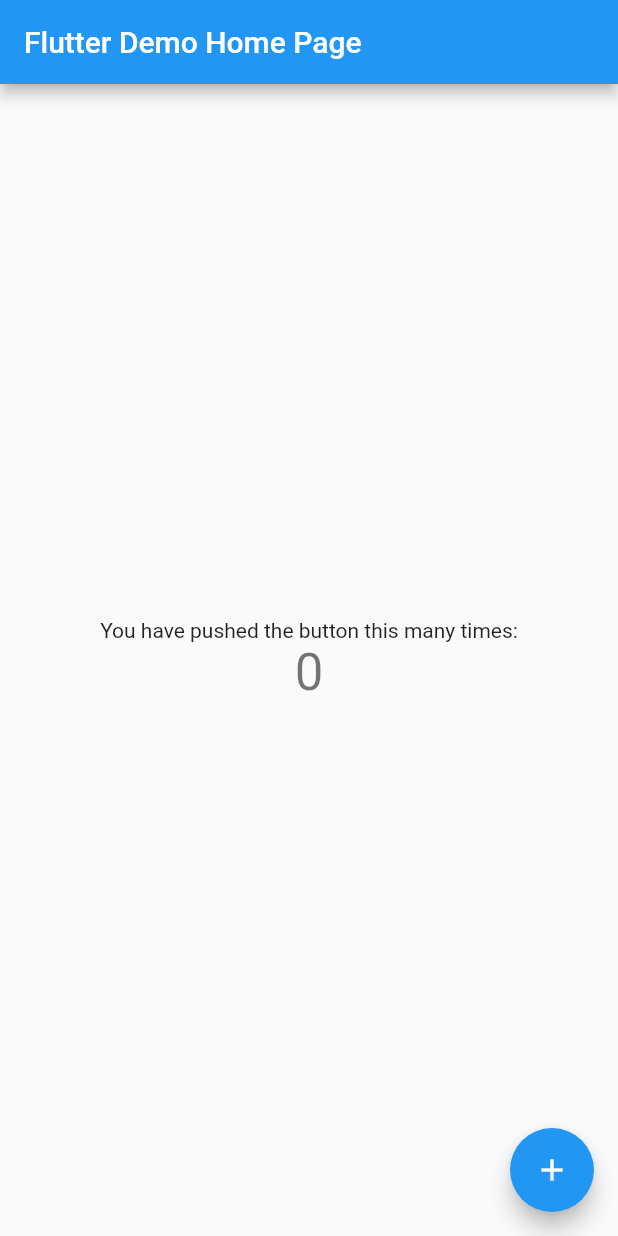
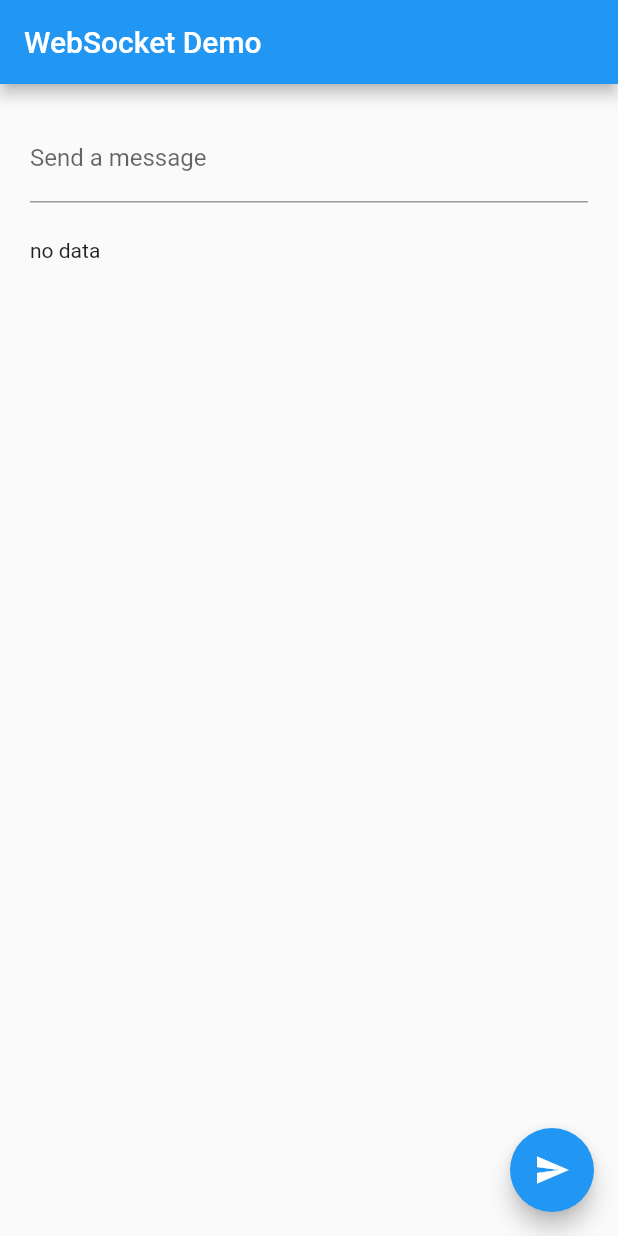
Before and after one commit to comotium/comotium, a Flutter app: the screen it shows after launch, on a phone screen of 412 x 824 dp. Run offline on Flutter 3.47's test engine with Material 2 defaults, Android fonts, the phone set to English and light mode, and no system bars; network calls fail.

Commit message:
socket connection established

```diff
--- a/frontend/comotium/lib/main.dart
+++ b/frontend/comotium/lib/main.dart
@@ -1,111 +1,84 @@
+import 'package:flutter/foundation.dart';
+import 'package:web_socket_channel/io.dart';
 import 'package:flutter/material.dart';
+import 'package:web_socket_channel/web_socket_channel.dart';
 
 void main() => runApp(MyApp());
 
 class MyApp extends StatelessWidget {
-  // This widget is the root of your application.
   @override
   Widget build(BuildContext context) {
+    final title = 'WebSocket Demo';
     return MaterialApp(
-      title: 'Flutter Demo',
-      theme: ThemeData(
-        // This is the theme of your application.
-        //
-        // Try running your application with "flutter run". You'll see the
-        // application has a blue toolbar. Then, without quitting the app, try
-        // changing the primarySwatch below to Colors.green and then invoke
-        // "hot reload" (press "r" in the console where you ran "flutter run",
-        // or simply save your changes to "hot reload" in a Flutter IDE).
-        // Notice that the counter didn't reset back to zero; the application
-        // is not restarted.
-        primarySwatch: Colors.blue,
+      title: title,
+      home: MyHomePage(
+        title: title,
+        channel: IOWebSocketChannel.connect('wss://api.rev.ai/speechtotext/v1alpha/stream?content_type=audio/x-wav&access_token=02e7V81XTRIT4m827osnIV95EFNr13W-k1FoF7bu88otGSuzH7llEMNx46F-ahQDFFLLIyzZFcd3ntFWHQ1BLoIKxn15I'),
       ),
-      home: MyHomePage(title: 'Flutter Demo Home Page'),
     );
   }
 }
 
 class MyHomePage extends StatefulWidget {
-  MyHomePage({Key key, this.title}) : super(key: key);
+  final String title;
+  final WebSocketChannel channel;
 
-  // This widget is the home page of your application. It is stateful, meaning
-  // that it has a State object (defined below) that contains fields that affect
-  // how it looks.
-
-  // This class is the configuration for the state. It holds the values (in this
-  // case the title) provided by the parent (in this case the App widget) and
-  // used by the build method of the State. Fields in a Widget subclass are
-  // always marked "final".
-
-  final String title;
+  MyHomePage({Key key, @required this.title, @required this.channel})
+      : super(key: key);
 
   @override
   _MyHomePageState createState() => _MyHomePageState();
 }
 
 class _MyHomePageState extends State<MyHomePage> {
-  int _counter = 0;
-
-  void _incrementCounter() {
-    setState(() {
-      // This call to setState tells the Flutter framework that something has
-      // changed in this State, which causes it to rerun the build method below
-      // so that the display can reflect the updated values. If we changed
-      // _counter without calling setState(), then the build method would not be
-      // called again, and so nothing would appear to happen.
-      _counter++;
-    });
-  }
+  TextEditingController _controller = TextEditingController();
 
   @override
   Widget build(BuildContext context) {
-    // This method is rerun every time setState is called, for instance as done
-    // by the _incrementCounter method above.
-    //
-    // The Flutter framework has been optimized to make rerunning build methods
-    // fast, so that you can just rebuild anything that needs updating rather
-    // than having to individually change instances of widgets.
     return Scaffold(
       appBar: AppBar(
-        // Here we take the value from the MyHomePage object that was created by
-        // the App.build method, and use it to set our appbar title.
         title: Text(widget.title),
       ),
-      body: Center(
-        // Center is a layout widget. It takes a single child and positions it
-        // in the middle of the parent.
+      body: Padding(
+        padding: const EdgeInsets.all(20.0),
         child: Column(
-          // Column is also a layout widget. It takes a list of children and
-          // arranges them vertically. By default, it sizes itself to fit its
-          // children horizontally, and tries to be as tall as its parent.
-          //
-          // Invoke "debug painting" (press "p" in the console, choose the
-          // "Toggle Debug Paint" action from the Flutter Inspector in Android
-          // Studio, or the "Toggle Debug Paint" command in Visual Studio Code)
-          // to see the wireframe for each widget.
-          //
-          // Column has various properties to control how it sizes itself and
-          // how it positions its children. Here we use mainAxisAlignment to
-          // center the children vertically; the main axis here is the vertical
-          // axis because Columns are vertical (the cross axis would be
-          // horizontal).
-          mainAxisAlignment: MainAxisAlignment.center,
+          crossAxisAlignment: CrossAxisAlignment.start,
           children: <Widget>[
-            Text(
-              'You have pushed the button this many times:',
+            Form(
+              child: TextFormField(
+                controller: _controller,
+                decoration: InputDecoration(labelText: 'Send a message'),
+              ),
             ),
-            Text(
-              '$_counter',
-              style: Theme.of(context).textTheme.display1,
-            ),
+            StreamBuilder(
+              stream: widget.channel.stream,
+              builder: (context, snapshot) {
+                return Padding(
+                  padding: const EdgeInsets.symmetric(vertical: 24.0),
+                  child: Text(snapshot.hasData ? '${snapshot.data}' : 'no data'),
+                );
+              },
+            )
           ],
         ),
       ),
       floatingActionButton: FloatingActionButton(
-        onPressed: _incrementCounter,
-        tooltip: 'Increment',
-        child: Icon(Icons.add),
+        onPressed: _sendMessage,
+        tooltip: 'Send message',
+        child: Icon(Icons.send),
       ), // This trailing comma makes auto-formatting nicer for build methods.
     );
   }
+
+  void _sendMessage() {
+      widget.channel.sink.add(
+          '{"access_token":"02e7V81XTRIT4m827osnIV95EFNr13W-k1FoF7bu88otGSuzH7llEMNx46F-ahQDFFLLIyzZFcd3ntFWHQ1BLoIKxn15I","content_type":"audio/x-wav"}'
+      );
+  }
+
+  @override
+  void dispose() {
+    widget.channel.sink.close();
+    super.dispose();
+  }
 }
--- a/frontend/comotium/pubspec.yaml
+++ b/frontend/comotium/pubspec.yaml
@@ -19,6 +19,7 @@
 dependencies:
   flutter:
     sdk: flutter
+  web_socket_channel: ^1.0.15
 
   # The following adds the Cupertino Icons font to your application.
   # Use with the CupertinoIcons class for iOS style icons.
```
Also changed, not shown: frontend/comotium/pubspec.lock.
